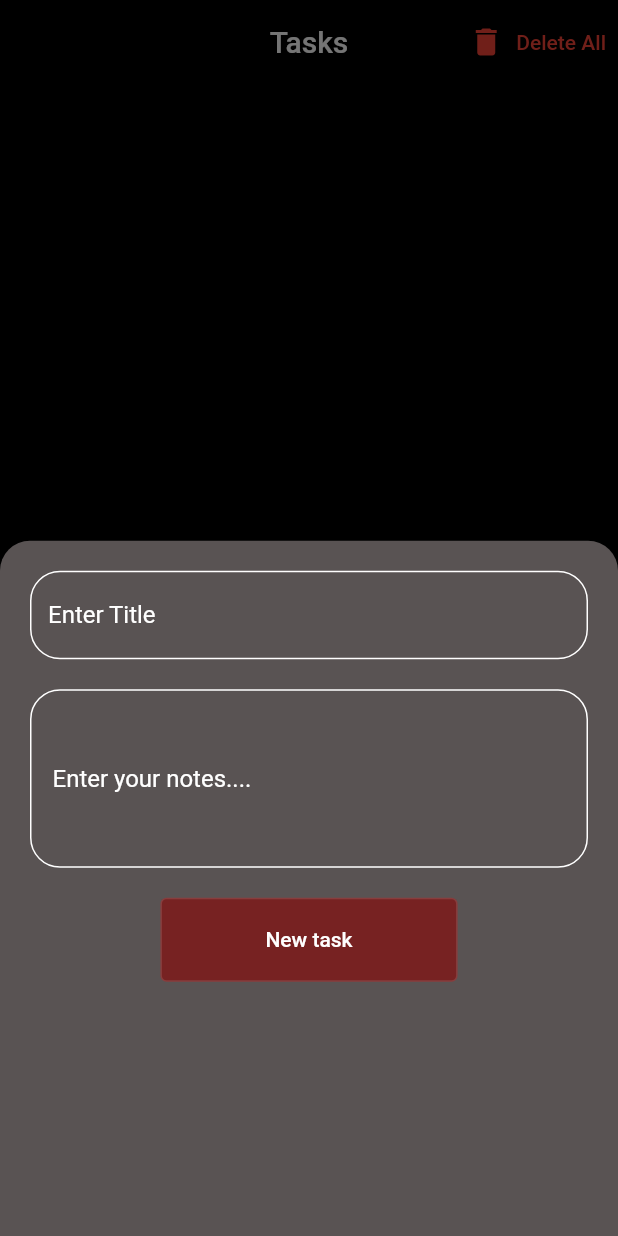
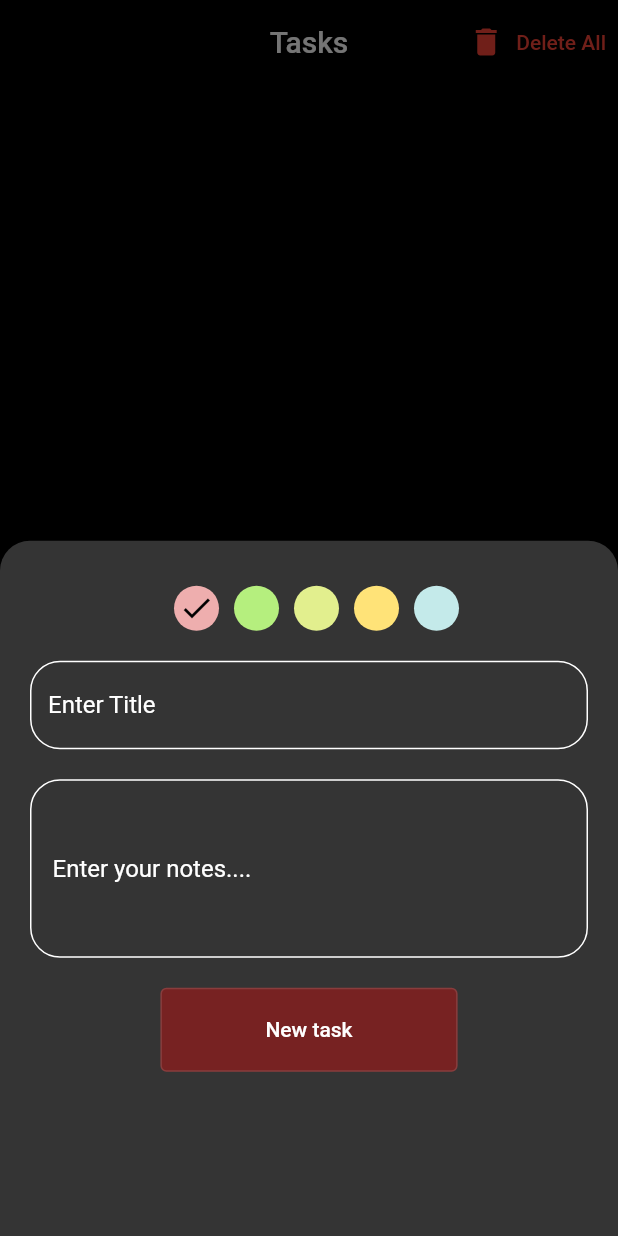
Before and after one commit to swilam202/Notes, a Flutter app: the screen it shows after launch, after a tap on the "add" icon, on a phone screen of 412 x 824 dp. Run offline on Flutter 3.47's test engine with Material 2 defaults, Android fonts, the phone set to English and light mode, and no system bars; our stand-ins replace get, sqflite; accounts and stored records are empty.

Commit message:
added optional colors

```diff
--- a/lib/controller/dataController.dart
+++ b/lib/controller/dataController.dart
@@ -4,6 +4,7 @@ import 'package:sqfl/db/sqlDB.dart';
 class DataController extends GetxController {
   RxList tasks = [].obs;
   SqlDB sqlDB = SqlDB();
+  RxInt selected = 0.obs;
 
   Future taskList() async {
     List task = await sqlDB.query();
--- a/lib/db/sqlDB.dart
+++ b/lib/db/sqlDB.dart
@@ -7,7 +7,7 @@ class SqlDB {
   initialDB() async {
     String dbpath = await getDatabasesPath();
     String path = join(dbpath, 'myDB._db');
-    _db = await openDatabase(path, version: 1,
+    _db = await openDatabase(path, version: 2,
         onCreate: (_db, int version) async {
       await _db.execute('''
     CREATE TABLE notes (
@@ -18,7 +18,7 @@ class SqlDB {
     )
     ''');
       print('----------------DATABASE CREATED----------------');
-    }, onUpgrade: (Database d, int oldversion, int newversion) {
+    }, onUpgrade: (Database d, int oldversion, int newversion) async {
       print('--------------DATABASE UPDATED-------------------');
     });
     return _db;
--- a/lib/tasks page.dart
+++ b/lib/tasks page.dart
@@ -50,8 +50,10 @@ class _TaskPageState extends State<TaskPage> {
           TextButton.icon(
             onPressed: () {
               Get.defaultDialog(
-                backgroundColor: Color.fromRGBO(103, 103, 103, 1.0),
+                backgroundColor: const Color.fromRGBO(52, 52, 52, 0.9),
                 title: 'Are you sure you want to delete all tasks?',
+                titlePadding: const EdgeInsets.only(
+                    top: 25, left: 20, right: 20, bottom: 15),
                 content: Row(
                   children: [
                     Expanded(
@@ -283,10 +285,35 @@ class _TaskPageState extends State<TaskPage> {
     titleController.text = one;
     noteController.text = two;
     Get.bottomSheet(
-      Padding(
+      Obx(
+        () => Padding(
           padding: const EdgeInsets.all(20),
           child: ListView(
             children: [
+              Padding(
+                padding: const EdgeInsets.only(left: 10, top: 10, bottom: 20),
+                child: Row(
+                  mainAxisAlignment: MainAxisAlignment.center,
+                  children: [
+                    ...List.generate(
+                      colors.length,
+                      (index) => GestureDetector(
+                        onTap: () => controller.selected.value = index,
+                        child: Padding(
+                          padding: const EdgeInsets.symmetric(horizontal: 5),
+                          child: CircleAvatar(
+                            minRadius: 15,
+                            backgroundColor: colors[index],
+                            child: controller.selected.value == index
+                                ? const Icon(Icons.check)
+                                : null,
+                          ),
+                        ),
+                      ),
+                    ),
+                  ],
+                ),
+              ),
               Form(
                 key: key,
                 child: Column(
@@ -328,13 +355,16 @@ class _TaskPageState extends State<TaskPage> {
                     ),
                     OutlinedButton(
                       style: ButtonStyle(
-                      foregroundColor: MaterialStateProperty.all(Colors.white),
+                        foregroundColor:
+                            MaterialStateProperty.all(Colors.white),
                         backgroundColor: MaterialStateProperty.all(
                           const Color.fromRGBO(119, 34, 34, 1.0),
                         ),
                         padding: MaterialStateProperty.all(
                           const EdgeInsets.symmetric(
-                            vertical: 20, horizontal: 70),
+                            vertical: 20,
+                            horizontal: 70,
+                          ),
                         ),
                       ),
                       onPressed: () async {
@@ -345,13 +375,14 @@ class _TaskPageState extends State<TaskPage> {
                               {
                                 'title': titleController.text,
                                 'note': noteController.text,
-                              'color': r.nextInt(5)
+                                'color': controller.selected.value,
                               },
                             );
                           } else {
                             await controller.updateTask(id, {
                               'title': titleController.text,
-                            'note': noteController.text
+                              'note': noteController.text,
+                              'color': controller.selected.value,
                             });
                           }
 
@@ -368,7 +399,8 @@ class _TaskPageState extends State<TaskPage> {
             ],
           ),
         ),
-      backgroundColor: const Color.fromRGBO(89, 83, 83, 1.0),
+      ),
+      backgroundColor: const Color.fromRGBO(52, 52, 52, 1.0),
       shape: const RoundedRectangleBorder(
         borderRadius: BorderRadius.only(
           topLeft: Radius.circular(20),
```
Lines whose indentation alone changed are shown as unchanged.
